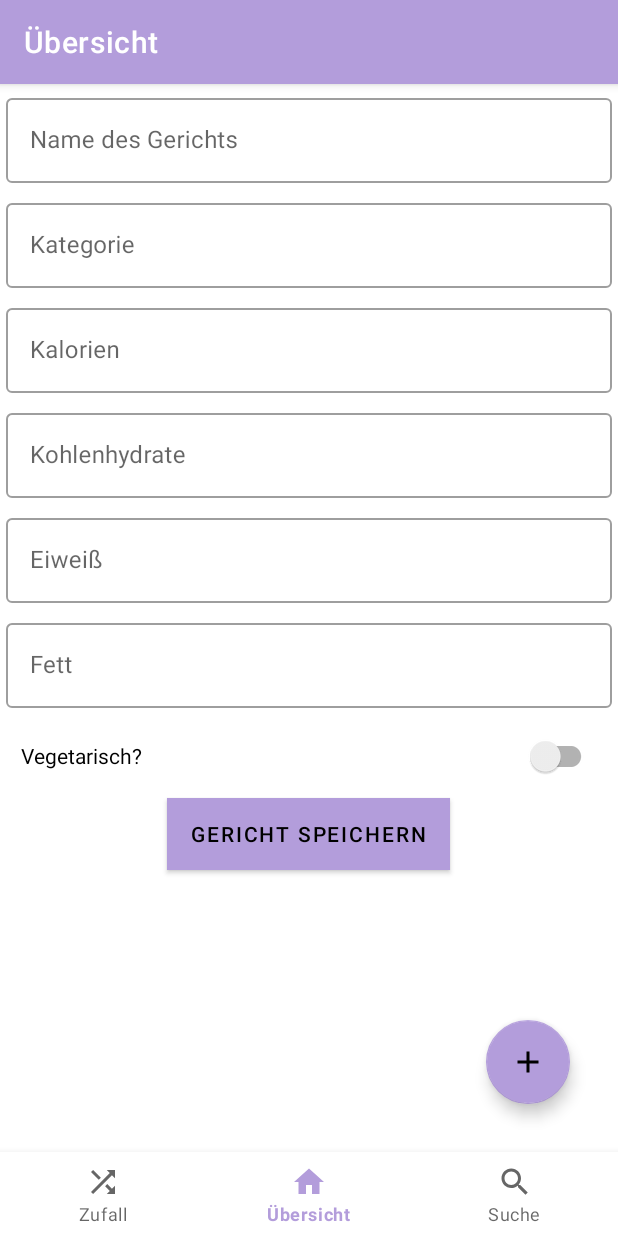
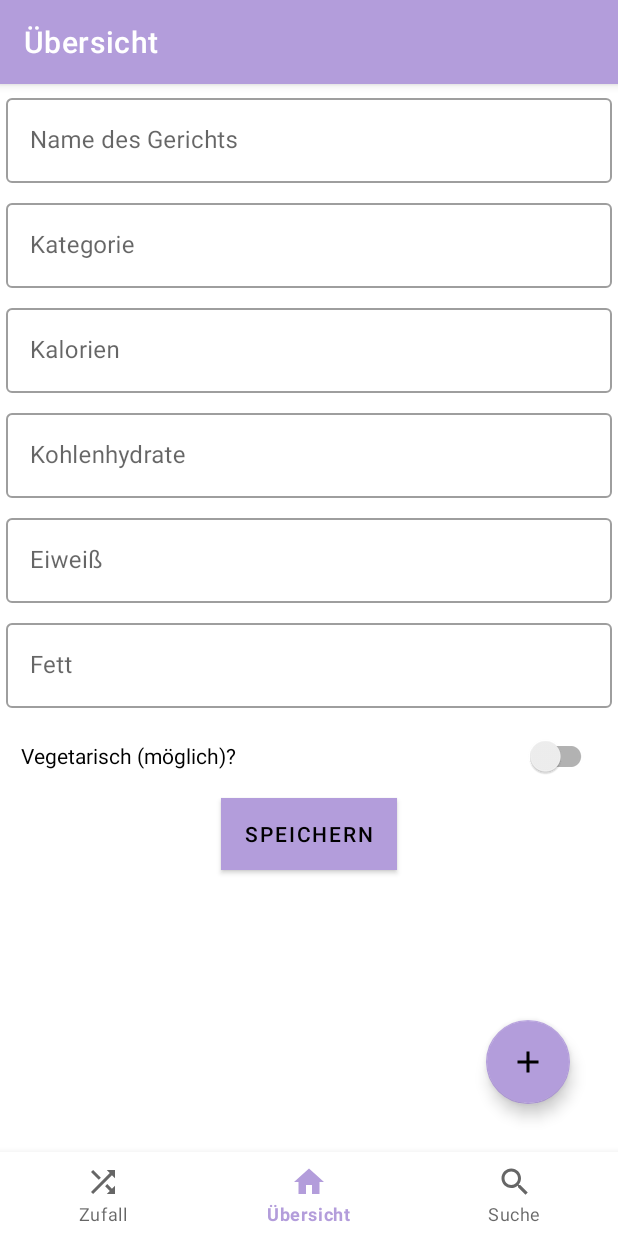
Before and after one commit to nikschen/Food-O-Mat, an Android app: the fragment AddOrUpdateMealFragment placed in its activity, on a phone screen of 412 x 824 dp. Run offline under Robolectric (Android 15) with nearby library versions, the phone set to English and light mode, and no system bars; our stand-ins replace navigation-ui; 2 statements that could not run were skipped.

Commit message:
Aufteilung in Appbereiche

```diff
--- a/app/src/main/res/values/strings.xml
+++ b/app/src/main/res/values/strings.xml
@@ -1,26 +1,47 @@
 <resources>
+    <!-- app -->
         <string name="app_name">Food-O-Mat</string>
+        <!-- titles -->
             <string name="title_random">Zufall</string>
             <string name="title_dashboard">Übersicht</string>
             <string name="title_search">Suche</string>
-    <string name="category">Kategorie: %1$s</string>
-    <string name="calories">Kalorien: %1$2f</string>
-    <string name="carbohydrates">Kohlenhydrate: %1$2f</string>
-    <string name="proteins">Eiweiß: %1$2f</string>
-    <string name="fats">Fett: %1$2f</string>
-    <string name="isVeggie">Vegetarisch?: %1$s</string>
-    <string name="newMealButton">Neues Gericht hinzufügen</string>
-    <!-- TODO: Remove or change this placeholder text -->
-    <string name="hello_blank_fragment">Hello blank fragment</string>
-    <string name="save_meal_button_text">Gericht speichern</string>
+
+    <!-- common -->
+        <!-- meal item -->
+            <string name="category">Kategorie:</string>
+            <string name="calories">Kalorien:</string>
+            <string name="carbohydrates">Kohlenhydrate:</string>
+            <string name="proteins">Eiweiß:</string>
+            <string name="fats">Fett:</string>
+            <string name="isVeggie">Vegetarisch (möglich)?:</string>
+            <string name="isVegan">Vegan (möglich)?:</string>
+
+    <!--meal detail fragment-->
+        <string name="editLabel">Ändern</string>
+        <string name="deleteLabel">Löschen</string>
+
+
+
+    <!--random tab-->
+        <string name="randomMealButtonLabel">Zufälliges Gericht anzeigen</string>
+    <!--dashboard tab-->
+        <string name="newMealButtonLabel">Neues Gericht hinzufügen</string>
+        <string name="mealOfTheDay">Gericht des Tages</string>
+    <!--search tab-->
+        <string name="searchMealButtonLabel">Gericht suchen</string>
+
+    <!--add or update meal fragment-->
+        <string name="title_meal_detail">Name des Gerichts</string>
         <string name="new_meal_name">Name des Gerichts</string>
         <string name="new_category">Kategorie</string>
         <string name="new_calories">Kalorien</string>
         <string name="new_carbohydrates">Kohlenhydrate</string>
         <string name="new_proteins">Eiweiß</string>
         <string name="new_fats">Fett</string>
-    <string name="new_isVeggie">Vegetarisch?</string>
-    <string name="editLabel">Ändern</string>
-    <string name="deleteLabel">Löschen</string>
-    <string name="title_meal_detail">Name des Gerichts</string>
+        <string name="new_isVeggie">Vegetarisch (möglich)?</string>
+        <string name="new_isVegan">Vegan (möglich)?</string>
+        <string name="save_meal_button_text">Speichern</string>
+    <string name="exampleMealPictureDescription">Beispielbild des Gerichts</string>
+
+
 </resources>
```
Lines whose indentation alone changed are shown as unchanged.
